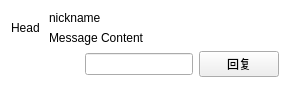
Qt form notification/notificationcard.ui (iwxyi/CatlikeQQ) before a commit.
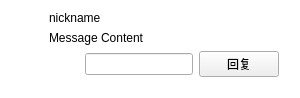
The same form after that commit. Custom widgets are drawn as their Qt base class.

What changed in the file:
```diff
--- a/notification/notificationcard.ui
+++ b/notification/notificationcard.ui
@@ -39,7 +39,10 @@
         </size>
        </property>
        <property name="text">
-        <string>Head</string>
+        <string/>
+       </property>
+       <property name="scaledContents">
+        <bool>true</bool>
        </property>
       </widget>
      </item>
```
